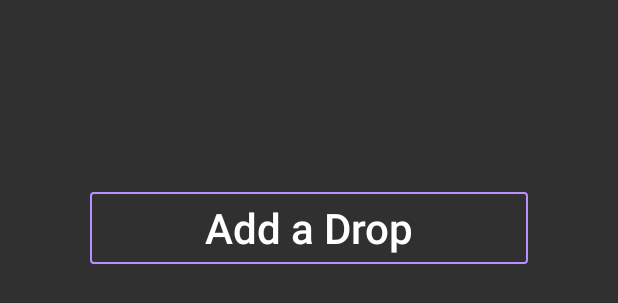
After one commit to MdManjurulHoqueJony/BucketDrops, an Android app: the layout footer.xml on its own in the app's theme, with its tools: preview values and no code run, on a phone screen of 412 x 824 dp. The commit adds this screen. Shown: the top 303 px of the screen. Run offline under Robolectric (Android 15) with nearby library versions, the phone set to English and light mode, and no system bars.

Commit message:
Adding Divider

```diff
--- a/app/src/main/java/com/wordpress/jonyonandroidcraftsmanship/bucketdrops/MainActivity.java
+++ b/app/src/main/java/com/wordpress/jonyonandroidcraftsmanship/bucketdrops/MainActivity.java
@@ -2,11 +2,13 @@ package com.wordpress.jonyonandroidcraftsmanship.bucketdrops;
 
 import android.os.Bundle;
 import android.support.v7.app.AppCompatActivity;
+import android.support.v7.widget.LinearLayoutManager;
 import android.support.v7.widget.Toolbar;
 import android.view.View;
 import android.widget.ImageView;
 
 import com.bumptech.glide.Glide;
+import com.wordpress.jonyonandroidcraftsmanship.bucketdrops.adapters.Divider;
 import com.wordpress.jonyonandroidcraftsmanship.bucketdrops.adapters.DropsAdapter;
 import com.wordpress.jonyonandroidcraftsmanship.bucketdrops.beans.Drop;
 import com.wordpress.jonyonandroidcraftsmanship.bucketdrops.widgets.BucketRecyclerView;
@@ -49,6 +51,7 @@ public class MainActivity extends AppCompatActivity {
         ivBackground = (ImageView) findViewById(R.id.ivBackground);
         Glide.with(this).load(R.drawable.background).centerCrop().into(ivBackground);
         recyclerView = (BucketRecyclerView) findViewById(R.id.rvDrops);
+        recyclerView.addItemDecoration(new Divider(this, LinearLayoutManager.VERTICAL));
 //        LinearLayoutManager linearLayoutManager=new LinearLayoutManager(this);
 //        recyclerView.setLayoutManager(linearLayoutManager);
         recyclerView.hideIfEmpty(toolbar);
--- /dev/null
+++ b/app/src/main/res/layout/footer.xml
@@ -0,0 +1,15 @@
+<?xml version="1.0" encoding="utf-8"?>
+<Button xmlns:android="http://schemas.android.com/apk/res/android"
+    android:id="@+id/btnFooter"
+    android:layout_width="match_parent"
+    android:layout_height="wrap_content"
+    android:layout_marginBottom="128dp"
+    android:layout_marginLeft="60dp"
+    android:layout_marginRight="60dp"
+    android:layout_marginTop="128dp"
+    android:background="@drawable/bg_btn_add"
+    android:text="@string/str_add_drop"
+    android:textAllCaps="false"
+    android:textSize="@dimen/btn_add_font_size">
+
+</Button>
```
Also changed, not shown: app/src/main/java/com/wordpress/jonyonandroidcraftsmanship/bucketdrops/adapters/Divider.java (added, +56 -0 lines), app/src/main/java/com/wordpress/jonyonandroidcraftsmanship/bucketdrops/adapters/DropsAdapter.java (+46 -14 lines), app/src/main/res/drawable/divider.xml (added, +7 -0 lines), app/src/main/res/layout/activity_main.xml (line endings or trailing spaces).
